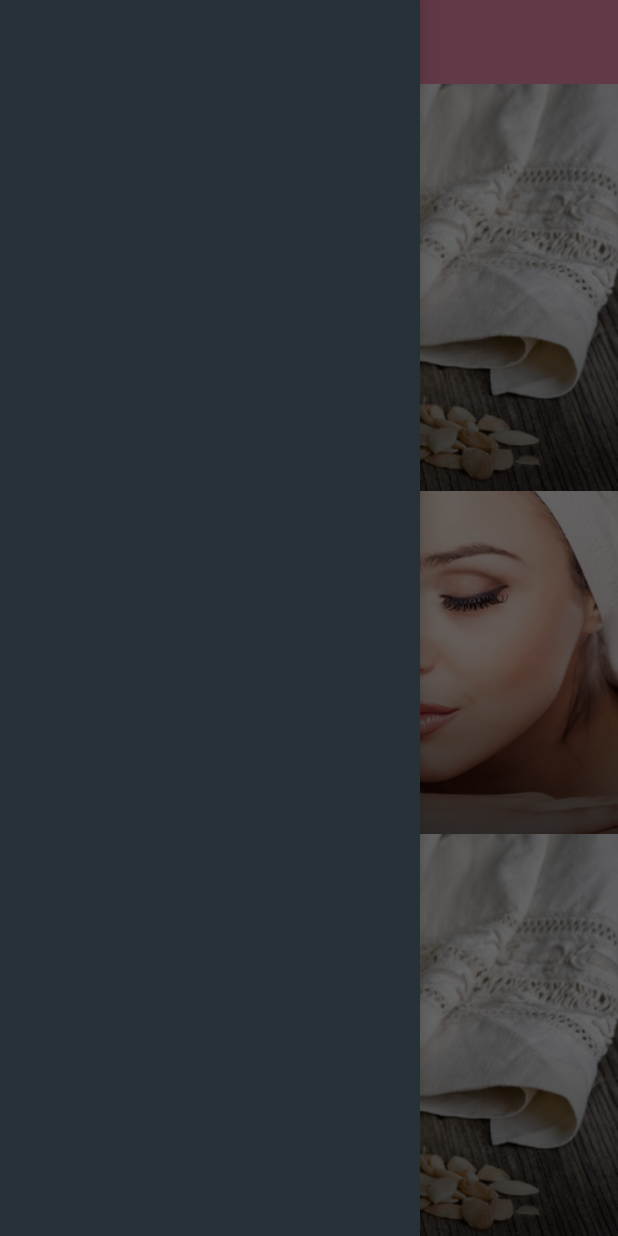
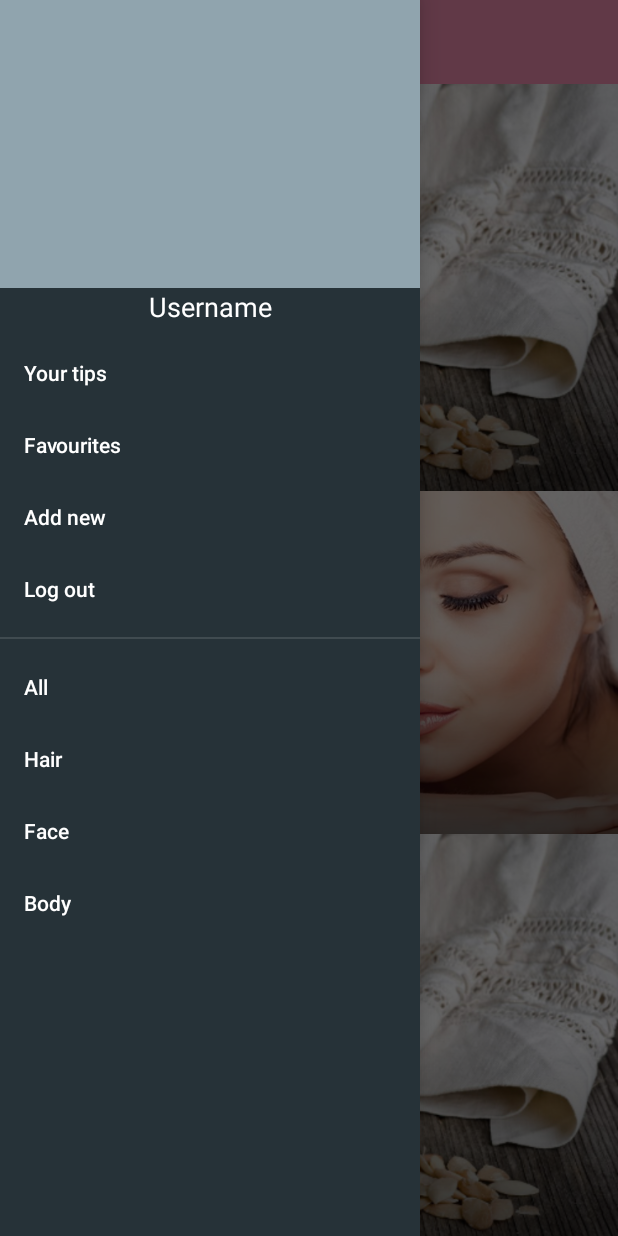
Before and after one commit to yogourt/CosmetiqueOrganique, an Android app: the screen it shows after launch (MainActivity), with the side drawer open, on a phone screen of 412 x 824 dp. Run offline under Robolectric (Android 15) with nearby library versions, the phone set to English and light mode, and no system bars; our stand-ins replace ButterKnife; Roboto replaces fonts that are not available here.

Commit message:
Add navigation drawer

```diff
--- a/app/build.gradle
+++ b/app/build.gradle
@@ -12,7 +12,8 @@ android {
     }
     buildTypes {
         release {
-            minifyEnabled false
+            minifyEnabled true
+            shrinkResources true
             proguardFiles getDefaultProguardFile('proguard-android.txt'), 'proguard-rules.pro'
         }
     }
@@ -21,11 +22,15 @@ android {
 dependencies {
     implementation fileTree(dir: 'libs', include: ['*.jar'])
     implementation 'com.android.support:appcompat-v7:27.1.1'
+    implementation 'com.android.support:exifinterface:27.1.1'
     implementation 'com.android.support.constraint:constraint-layout:1.1.0'
     implementation 'com.android.support:design:27.1.1'
     testImplementation 'junit:junit:4.12'
     androidTestImplementation 'com.android.support.test:runner:1.0.2'
     androidTestImplementation 'com.android.support.test.espresso:espresso-core:3.0.2'
+
+    //Firebase
+    implementation 'com.google.firebase:firebase-database:16.0.1'
 
     //RecyclerView
     implementation 'com.android.support:recyclerview-v7:27.1.1'
@@ -36,4 +41,10 @@ dependencies {
     //ButterKnife
     implementation 'com.jakewharton:butterknife:8.8.1'
     annotationProcessor 'com.jakewharton:butterknife-compiler:8.8.1'
+
+    //Picasso
+    implementation 'com.squareup.picasso:picasso:2.71828'
 }
+
+
+apply plugin: 'com.google.gms.google-services'
--- a/app/src/main/java/com/blogspot/android_czy_java/beautytips/gridView/GridViewAdapter.java
+++ b/app/src/main/java/com/blogspot/android_czy_java/beautytips/gridView/GridViewAdapter.java
@@ -7,6 +7,7 @@ import android.content.Intent;
 import android.graphics.Typeface;
 import android.os.Bundle;
 import android.support.annotation.NonNull;
+import android.support.v4.app.ActivityOptionsCompat;
 import android.support.v7.widget.RecyclerView;
 import android.util.Pair;
 import android.view.LayoutInflater;
--- a/app/src/main/res/anim/item_animation_fall_down.xml
+++ b/app/src/main/res/anim/item_animation_fall_down.xml
@@ -1,6 +1,6 @@
 <?xml version="1.0" encoding="utf-8"?>
 <set xmlns:android="http://schemas.android.com/apk/res/android"
-    android:duration="@android:integer/config_longAnimTime">
+    android:duration="@android:integer/config_mediumAnimTime">
 
     <alpha
         android:fromAlpha="0"
--- a/app/src/main/res/drawable/ripple.xml
+++ b/app/src/main/res/drawable/ripple.xml
@@ -1,7 +1,7 @@
 <?xml version="1.0" encoding="utf-8"?>
 <ripple xmlns:android="http://schemas.android.com/apk/res/android"
-    android:color="@color/bluegrey700">
+    android:color="@color/bluegray700">
 
-    <item android:drawable="@color/bluegrey900_semi" />
+    <item android:drawable="@color/bluegray900_semi" />
 
 </ripple>
--- a/app/src/main/res/layout/activity_main.xml
+++ b/app/src/main/res/layout/activity_main.xml
@@ -8,12 +8,6 @@
     android:layout_height="match_parent"
     android:fitsSystemWindows="true">
 
-    <android.support.design.widget.NavigationView
-        android:id="@+id/nav_view"
-        android:layout_width="wrap_content"
-        android:layout_height="match_parent"
-        android:layout_gravity="start"
-        android:fitsSystemWindows="true" />
 
     <LinearLayout
         android:layout_width="match_parent"
@@ -36,4 +30,15 @@
             android:layoutAnimation="@anim/layout_animation_fall_down" />
 
     </LinearLayout>
+
+
+    <android.support.design.widget.NavigationView
+        android:id="@+id/nav_view"
+        android:layout_width="wrap_content"
+        android:layout_height="match_parent"
+        android:layout_gravity="start"
+        android:fitsSystemWindows="true"
+        app:menu="@menu/drawer_view"
+        app:headerLayout="@layout/header_nav_drawer"/>
+
 </android.support.v4.widget.DrawerLayout>
--- /dev/null
+++ b/app/src/main/res/layout/header_nav_drawer.xml
@@ -0,0 +1,19 @@
+<?xml version="1.0" encoding="utf-8"?>
+<LinearLayout
+    xmlns:android="http://schemas.android.com/apk/res/android"
+    android:layout_width="match_parent"
+    android:layout_height="match_parent"
+    android:orientation="vertical">
+
+    <ImageView
+        android:layout_width="match_parent"
+        android:layout_height="192dp"
+        android:background="@color/bluegray300"/>
+
+    <TextView
+        android:layout_width="match_parent"
+        android:layout_height="wrap_content"
+        android:gravity="center"
+        android:text="Username"
+        style="@style/UsernameStyle"/>
+</LinearLayout>
--- a/app/src/main/res/layout/item_grid_view.xml
+++ b/app/src/main/res/layout/item_grid_view.xml
@@ -28,7 +28,6 @@
 
         <TextView
             android:id="@+id/title"
-            android:transitionName="@string/title_transition_name"
             android:layout_width="match_parent"
             android:layout_height="wrap_content"
             android:layout_gravity="bottom|start"
--- /dev/null
+++ b/app/src/main/res/menu/drawer_view.xml
@@ -0,0 +1,36 @@
+<?xml version="1.0" encoding="utf-8"?>
+<menu xmlns:android="http://schemas.android.com/apk/res/android">
+
+    <group
+        android:id="@+id/menu_account">
+        <item
+            android:id="@+id/nav_your_tips"
+            android:title="@string/nav_your_tips" />
+        <item
+            android:id="@+id/nav_favourites"
+            android:title="@string/nav_favourites" />
+        <item
+            android:id="@+id/nav_add_new"
+            android:title="@string/nav_add_new" />
+        <item
+            android:id="@+id/nav_log_out"
+            android:title="@string/nav_log_out" />
+    </group>
+
+        <group
+            android:id="@+id/menu_categories">
+            <item
+                android:id="@+id/nav_all"
+                android:title="@string/nav_all" />
+            <item
+                android:id="@+id/nav_hair"
+                android:title="@string/nav_hair" />
+            <item
+                android:id="@+id/nav_face"
+                android:title="@string/nav_face" />
+            <item
+                android:id="@+id/nav_body"
+                android:title="@string/nav_body" />
+        </group>
+
+</menu>
--- a/app/src/main/res/values/colors.xml
+++ b/app/src/main/res/values/colors.xml
@@ -12,8 +12,9 @@
     <color name="pink600">#d81b60</color>
     <color name="pink700">#c2185b</color>
 
-    <color name="bluegrey700">#455a64</color>
-    <color name="bluegrey900">#263238</color>
-    <color name="bluegrey900_semi">#a0263238</color>
+    <color name="bluegray300">#90A4AE</color>
+    <color name="bluegray700">#455a64</color>
+    <color name="bluegray900">#263238</color>
+    <color name="bluegray900_semi">#a0263238</color>
     <color name="black_semi">#86000000</color>
 </resources>
--- a/app/src/main/res/values/dimens.xml
+++ b/app/src/main/res/values/dimens.xml
@@ -4,4 +4,9 @@
     <dimen name="title_start_padding">16dp</dimen>
     <dimen name="title_bottom_padding">4dp</dimen>
     <dimen name="fab_margin">16dp</dimen>
+
+    <!-- navigation drawer dimens -->
+    <dimen name="header_top_margin">48dp</dimen>
+    <dimen name="header_horiz_margin">32dp</dimen>
+    <dimen name="username_size">18sp</dimen>
 </resources>
--- a/app/src/main/res/values/strings.xml
+++ b/app/src/main/res/values/strings.xml
@@ -2,7 +2,19 @@
     <string name="app_name">Beauty Tips</string>
     <string name="title_activity_detail">DetailActivity</string>
 
+    <!-- transition names for shared element transition -->
     <string name="image_transition_name">image</string>
-    <string name="title_transition_name">title</string>
     <string name="scrim_transition_name">scrim</string>
+
+    <!-- names for navigation drawer items -->
+    <string name="nav_your_tips">Your tips</string>
+    <string name="nav_favourites">Favourites</string>
+    <string name="nav_add_new">Add new</string>
+    <string name="nav_log_out">Log out</string>
+    <string name="nav_all">All</string>
+    <string name="nav_hair">Hair</string>
+    <string name="nav_face">Face</string>
+    <string name="nav_body">Body</string>
+    <string name="nav_categories">Categories</string>
+
 </resources>
--- a/app/src/main/res/values/styles.xml
+++ b/app/src/main/res/values/styles.xml
@@ -1,12 +1,13 @@
 <resources>
 
     <!-- Base application theme. -->
-    <style name="AppTheme" parent="Theme.AppCompat.Light.NoActionBar">
+    <style name="AppTheme" parent="Theme.AppCompat.NoActionBar">
         <!-- Customize your theme here. -->
         <item name="colorPrimary">@color/pink200</item>
         <item name="colorPrimaryDark">@color/pink300</item>
         <item name="colorAccent">@color/colorAccent</item>
-        <item name="android:colorBackground">@color/bluegrey900</item>
+        <item name="android:colorBackground">@color/bluegray900</item>
+        <item name="android:windowExitTransition">@transition/explode_transition</item>
     </style>
 
     <style name="AppTheme.NoActionBar">
@@ -18,4 +19,9 @@
 
     <style name="AppTheme.PopupOverlay" parent="ThemeOverlay.AppCompat.Light" />
 
+    <!-- Navigation drawer -->
+    <style name="UsernameStyle" parent="TextAppearance.AppCompat.Medium">
+        <item name="android:textSize">@dimen/username_size</item>
+        <item name="android:textColor">@android:color/white</item>
+    </style>
 </resources>
--- a/build.gradle
+++ b/build.gradle
@@ -12,6 +12,7 @@ buildscript {
 
         // NOTE: Do not place your application dependencies here; they belong
         // in the individual module build.gradle files
+        classpath 'com.google.gms:google-services:3.2.1'
     }
 }
 
```
